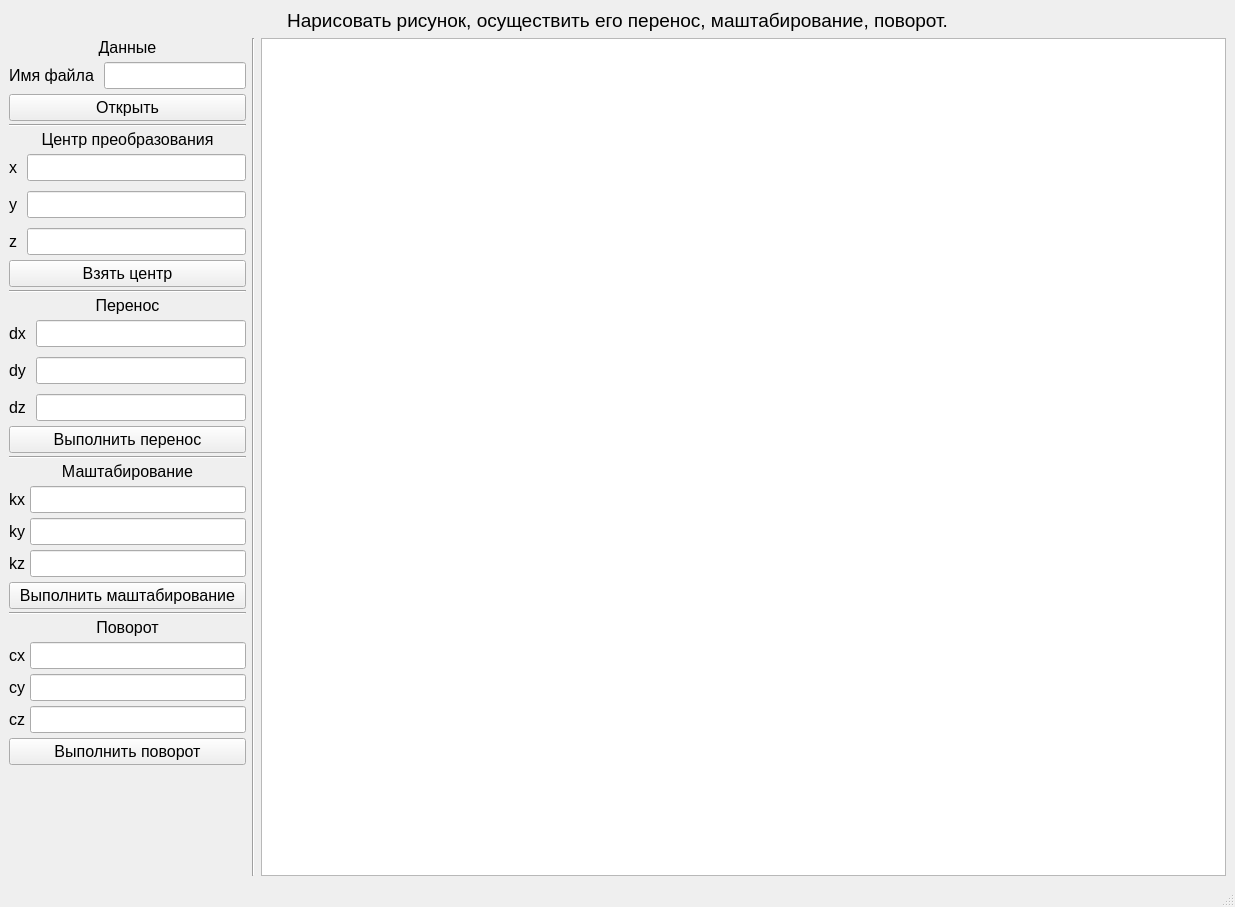
First picture: the form in lab_01/mainwindow.ui, repository LoaDeadd81/BMSTU-OOP, before the edit.
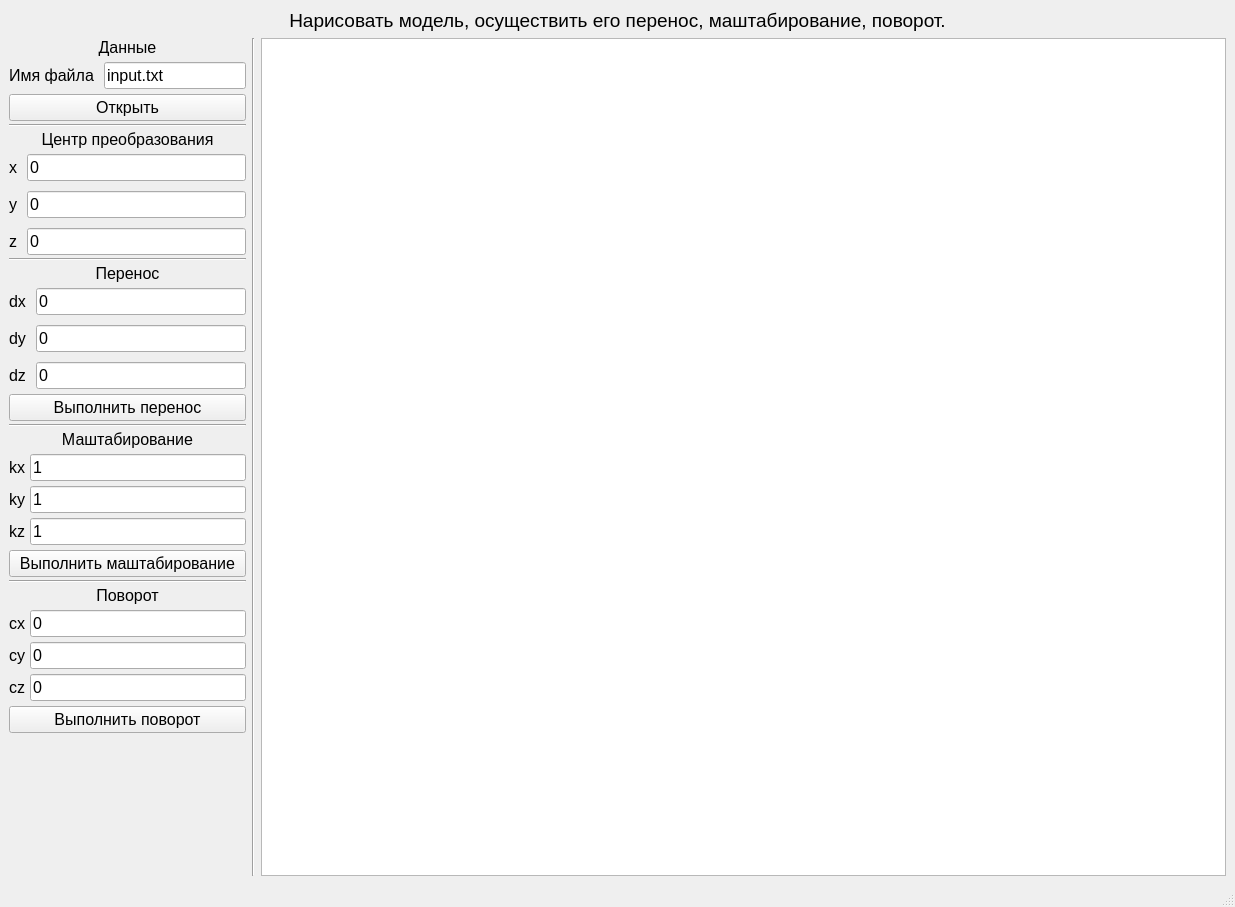
Second picture: the form after the edit.

```diff
--- a/lab_01/mainwindow.ui
+++ b/lab_01/mainwindow.ui
@@ -88,6 +88,9 @@
               <pointsize>12</pointsize>
              </font>
             </property>
+            <property name="text">
+             <string>input.txt</string>
+            </property>
            </widget>
           </item>
          </layout>
@@ -187,6 +190,9 @@
               <pointsize>12</pointsize>
              </font>
             </property>
+            <property name="text">
+             <string>0</string>
+            </property>
            </widget>
           </item>
           <item row="1" column="0">
@@ -223,6 +229,9 @@
               <pointsize>12</pointsize>
              </font>
             </property>
+            <property name="text">
+             <string>0</string>
+            </property>
            </widget>
           </item>
           <item row="2" column="0">
@@ -256,28 +265,13 @@
               <pointsize>12</pointsize>
              </font>
             </property>
+            <property name="text">
+             <string>0</string>
+            </property>
            </widget>
           </item>
          </layout>
         </item>
-        <item>
-         <widget class="QPushButton" name="SelectCenterButton">
-          <property name="sizePolicy">
-           <sizepolicy hsizetype="Minimum" vsizetype="Minimum">
-            <horstretch>0</horstretch>
-            <verstretch>0</verstretch>
-           </sizepolicy>
-          </property>
-          <property name="font">
-           <font>
-            <pointsize>12</pointsize>
-           </font>
-          </property>
-          <property name="text">
-           <string>Взять центр</string>
-          </property>
-         </widget>
-        </item>
        </layout>
       </item>
       <item>
@@ -352,6 +346,9 @@
               <pointsize>12</pointsize>
              </font>
             </property>
+            <property name="text">
+             <string>0</string>
+            </property>
            </widget>
           </item>
           <item row="1" column="0">
@@ -385,6 +382,9 @@
               <pointsize>12</pointsize>
              </font>
             </property>
+            <property name="text">
+             <string>0</string>
+            </property>
            </widget>
           </item>
           <item row="2" column="0">
@@ -418,6 +418,9 @@
               <pointsize>12</pointsize>
              </font>
             </property>
+            <property name="text">
+             <string>0</string>
+            </property>
            </widget>
           </item>
          </layout>
@@ -508,6 +511,9 @@
               <pointsize>12</pointsize>
              </font>
             </property>
+            <property name="text">
+             <string>1</string>
+            </property>
            </widget>
           </item>
           <item row="1" column="0">
@@ -541,6 +547,9 @@
               <pointsize>12</pointsize>
              </font>
             </property>
+            <property name="text">
+             <string>1</string>
+            </property>
            </widget>
           </item>
           <item row="2" column="0">
@@ -574,6 +583,9 @@
               <pointsize>12</pointsize>
              </font>
             </property>
+            <property name="text">
+             <string>1</string>
+            </property>
            </widget>
           </item>
          </layout>
@@ -664,6 +676,9 @@
               <pointsize>12</pointsize>
              </font>
             </property>
+            <property name="text">
+             <string>0</string>
+            </property>
            </widget>
           </item>
           <item row="1" column="0">
@@ -697,6 +712,9 @@
               <pointsize>12</pointsize>
              </font>
             </property>
+            <property name="text">
+             <string>0</string>
+            </property>
            </widget>
           </item>
           <item row="2" column="0">
@@ -730,6 +748,9 @@
               <pointsize>12</pointsize>
              </font>
             </property>
+            <property name="text">
+             <string>0</string>
+            </property>
            </widget>
           </item>
          </layout>
@@ -777,7 +798,7 @@
        </font>
       </property>
       <property name="text">
-       <string>Нарисовать рисунок, осуществить его перенос, маштабирование, поворот.</string>
+       <string>Нарисовать модель, осуществить его перенос, маштабирование, поворот.</string>
       </property>
       <property name="alignment">
        <set>Qt::AlignCenter</set>
```
Left out of the diff: 2 changed lines with no effect on the pictures.
